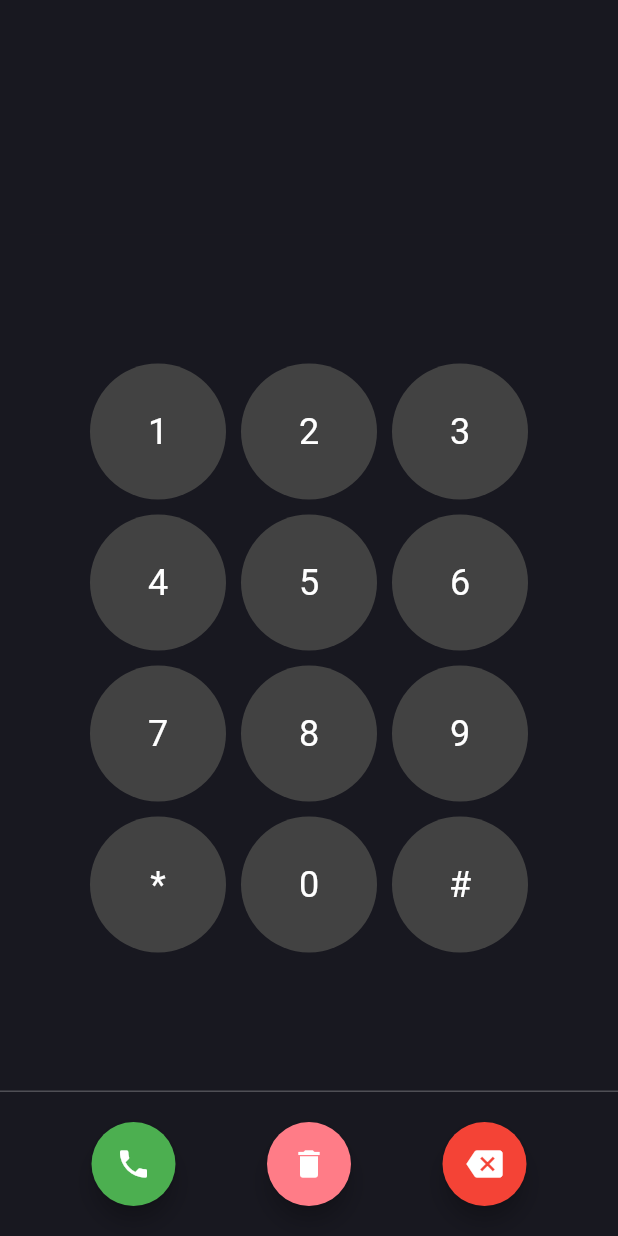
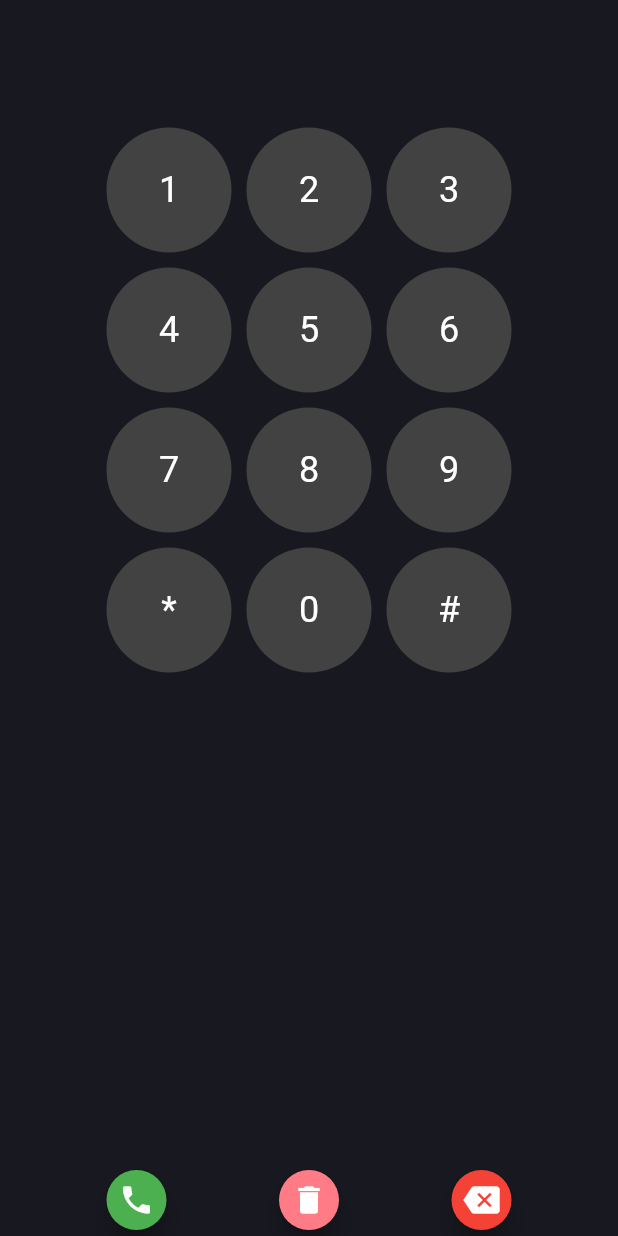
Before and after one commit to JhunNormanAlonzo/RISEMOBILE, a Flutter app: the DialpadWidget screen opened directly, on a phone screen of 412 x 824 dp. Run offline on Flutter 3.47's test engine with Material 3 defaults, Android fonts, the phone set to English and light mode, and no system bars; our stand-ins replace awesome_notifications, connectivity_plus, just_audio, loading_animation_widget, permission_handler and 4 more; missing offline and left inert: audio_session, dart:ffi, flutter_background_service, flutter_encrypt_plus, flutter_file_downloader, flutter_foreground_service and 3 more; accounts and stored records are empty.

Commit message:
fix dialpad exclusive for spectra link

```diff
--- a/lib/Views/Master/DialpadWidget.dart
+++ b/lib/Views/Master/DialpadWidget.dart
@@ -1,6 +1,7 @@
 
 import 'dart:ui';
 
+import 'package:flutter/cupertino.dart';
 import 'package:flutter/material.dart';
 import 'package:flutter_background_service/flutter_background_service.dart';
 import 'package:provider/provider.dart';
@@ -96,26 +97,26 @@ class _DialpadWidgetState extends State<DialpadWidget> {
   @override
   Widget build(BuildContext context) {
     final callProvider = Provider.of<CallProvider>(context, listen: false);
+    final height = MediaQuery.sizeOf(context).height;
+    final width = MediaQuery.sizeOf(context).width;
+    final padding = (width * 0.6/ 3.5).ceil();
     return Scaffold(
       body: Column(
-        crossAxisAlignment: CrossAxisAlignment.stretch,
         children: [
-          Expanded(
-            child: Padding(
-              padding: const EdgeInsets.only(top: 50, left: 20, right: 20),
-              child: InputField(
-                placeholder: '',
+          InputField(
+            placeholder: "",
             controller: _controller,
             showBorder: false,
-                fontSize: 35,
+            fontSize: 20,
             isEnabled: false,
           ),
-            ),
-          ),
           Expanded(
-            flex: 2, // Adjust the flex value as needed
+            child: Center(
+              child: FractionallySizedBox(
+                widthFactor: 1, // Adjust as needed
+                heightFactor: 1, // Adjust as needed
                 child: Padding(
-              padding: const EdgeInsets.symmetric(horizontal: 60),
+                  padding: EdgeInsets.symmetric(horizontal: padding.toDouble()),
                   child: GridView.builder(
                     itemCount: dialPadNumbers.length,
                     gridDelegate: const SliverGridDelegateWithFixedCrossAxisCount(
@@ -134,45 +135,38 @@ class _DialpadWidgetState extends State<DialpadWidget> {
                   ),
                 ),
               ),
-          Container(
-            decoration: const BoxDecoration(
-                border: Border(
-                    top: BorderSide(
-                        color: Colors.white24,
-                        width: 1.0
-                    )
-                )
             ),
-            child: Padding(
-              padding: const EdgeInsets.only(bottom: 20, top: 20),
-              child: Row(
+          ),
+          Row(
             mainAxisAlignment: MainAxisAlignment.spaceEvenly,
             children: [
               FloatingActionButton(
-                    onPressed: (){
+                onPressed: () {
                   callProvider.setOut();
                   _onDialPressed();
                 },
                 backgroundColor: Colors.green,
                 shape: const CircleBorder(),
-                    child: const Icon(Icons.phone, color: Pallete.white),
+                mini: true,
+                child: const Icon(Icons.phone, color: Colors.white),
               ),
               FloatingActionButton(
                 onPressed: _onClearPressed,
                 backgroundColor: Pallete.gradient3,
                 shape: const CircleBorder(),
-                    child: const Icon(Icons.delete, color: Pallete.white),
+                mini: true,
+                child: const Icon(Icons.delete, color: Colors.white),
               ),
               FloatingActionButton(
                 onPressed: _onBackspacePressed,
                 backgroundColor: Colors.red,
                 shape: const CircleBorder(),
-                    child: const Icon(Icons.backspace, color: Pallete.white),
+                mini: true,
+                child: const Icon(Icons.backspace, color: Colors.white),
               ),
             ],
-              ),
-            ),
-          ),
+          )
+
         ],
       ),
     );
--- a/lib/Views/Master/MainFrame.dart
+++ b/lib/Views/Master/MainFrame.dart
@@ -3,12 +3,7 @@ import 'dart:io';
 import 'dart:isolate';
 import 'dart:ui';
 import 'package:awesome_notifications/awesome_notifications.dart';
-import 'package:flutter/cupertino.dart';
 import 'package:flutter/material.dart';
-import 'package:flutter/painting.dart';
-import 'package:flutter/rendering.dart';
-import 'package:flutter/services.dart';
-import 'package:flutter/widgets.dart';
 import 'package:flutter_background_service/flutter_background_service.dart';
 import 'package:lecle_volume_flutter/lecle_volume_flutter.dart';
 import 'package:loading_animation_widget/loading_animation_widget.dart';
```
Lines whose indentation alone changed are shown as unchanged.
